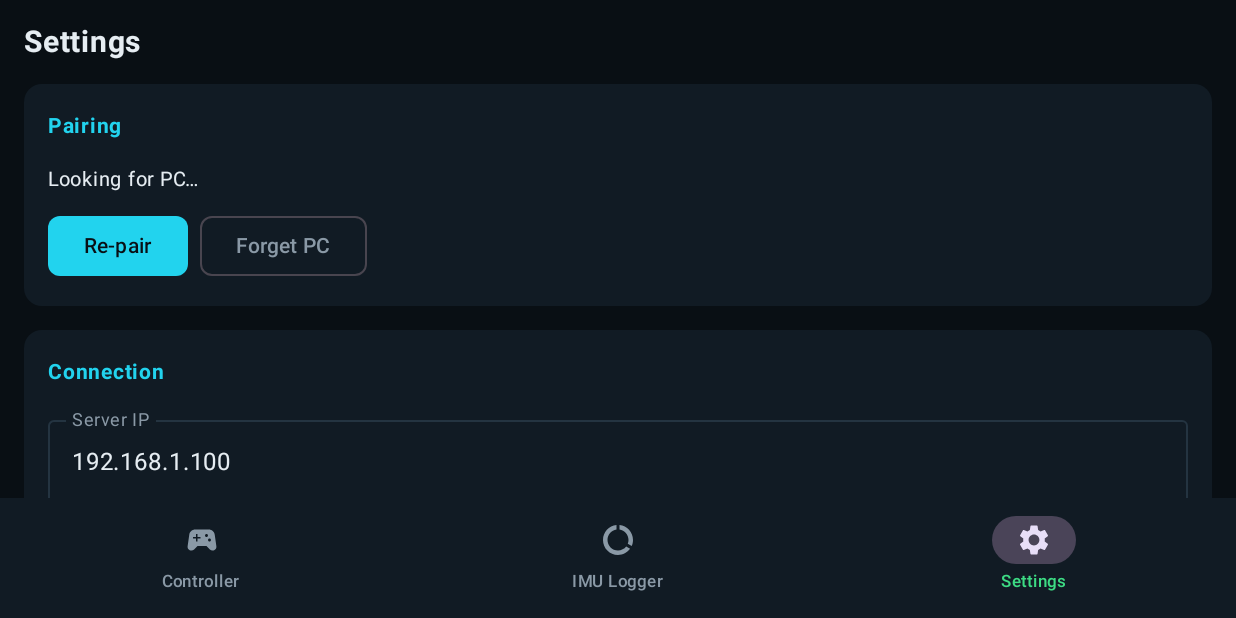
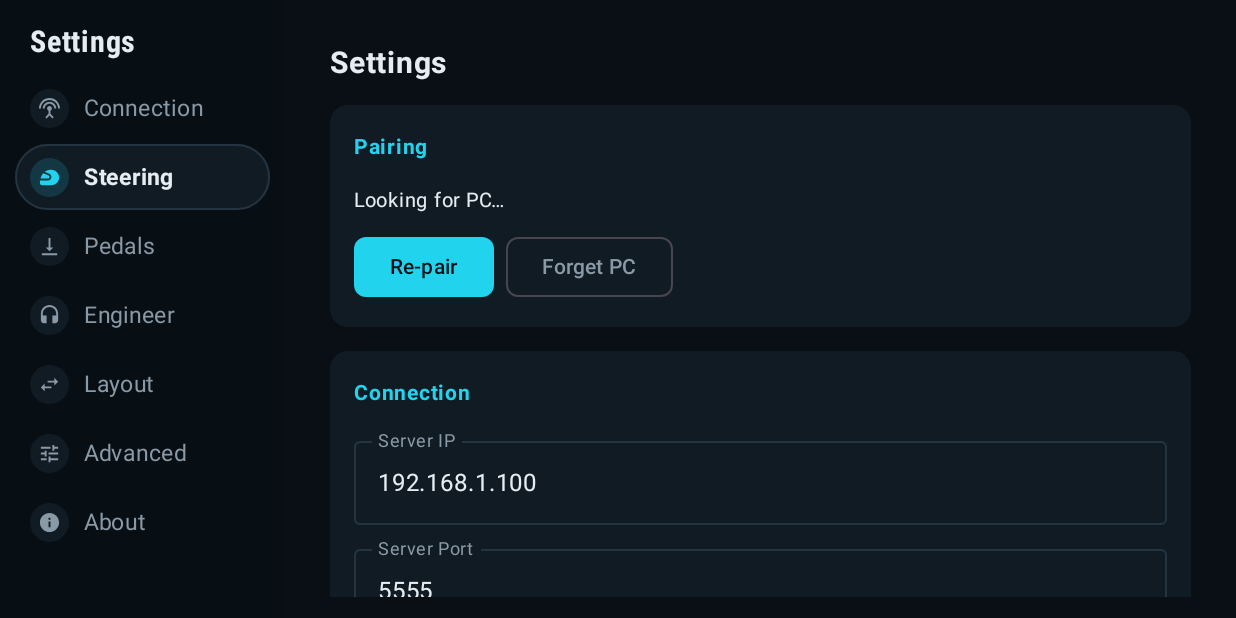
Before and after one commit to VictorBashayi/fulllock, an Android app built with Jetpack Compose: the SettingsScreen screen opened through its navigation route, on a phone screen of 824 x 412 dp (held sideways). Run offline under Robolectric (Android 15) with nearby library versions, the phone set to English and light mode, and no system bars; libraries missing offline, so code that uses them is left out: com.google.zxing.client, com.journeyapps.barcodescanner; 1 statement that could not run was skipped.

Commit message:
feat(phone): two-pane settings shell, no bottom bar

```diff
--- a/android/app/src/main/java/com/f1controller/MainActivity.kt
+++ b/android/app/src/main/java/com/f1controller/MainActivity.kt
@@ -55,6 +55,9 @@ import com.f1controller.network.shouldSwitchServer
 import com.f1controller.sensor.SensorLogger
 import com.f1controller.ui.*
 import com.f1controller.ui.theme.F1ControllerTheme
+import com.f1controller.ui.settings.SettingsPage
+import com.f1controller.ui.settings.startPage
+import androidx.compose.runtime.saveable.rememberSaveable
 
 /**
  * Main entry point for F1 Phone Controller.
@@ -392,12 +395,6 @@ class MainActivity : ComponentActivity(), SensorEventListener {
 
 // ---- Navigation ----
 
-enum class NavTab(val route: String, val label: String, val icon: ImageVector) {
-    CONTROLLER("controller", "Controller", Icons.Default.SportsEsports),
-    LOGGER("logger", "IMU Logger", Icons.Default.DataUsage),
-    SETTINGS("settings", "Settings", Icons.Default.Settings),
-}
-
 @OptIn(ExperimentalMaterial3Api::class)
 @Composable
 fun F1ControllerApp(
@@ -438,58 +435,36 @@ fun F1ControllerApp(
     val openSheet = { pairingUi.error = null; pairingUi.sheetOpen = true }
     val navController = rememberNavController()
     val radioCall by engineerRadio.current.collectAsState()
-    val currentBackStack by navController.currentBackStackEntryAsState()
-    val currentRoute = currentBackStack?.destination?.route
+    // Hoisted above the NavHost so a trip to the IMU logger comes back to the same page
+    var settingsPage by rememberSaveable { mutableStateOf<SettingsPage?>(null) }
+    val paired = pairingUi.status != PairingStatus.NEEDS_PAIRING
 
-    fun navigateTo(route: String) {
-        if (currentRoute != route) {
-            navController.navigate(route) {
-                popUpTo(navController.graph.startDestinationId) { saveState = true }
-                launchSingleTop = true
-                restoreState = true
-            }
-        }
-    }
-
-    Scaffold(
-        bottomBar = {
-            // The controller screen is full-screen; it has its own settings button
-            if (currentRoute != NavTab.CONTROLLER.route) NavigationBar(
-                containerColor = MaterialTheme.colorScheme.surface,
-                tonalElevation = 0.dp
-            ) {
-                NavTab.entries.forEach { tab ->
-                    NavigationBarItem(
-                        selected = currentRoute == tab.route,
-                        onClick = { navigateTo(tab.route) },
-                        icon = { Icon(tab.icon, contentDescription = tab.label) },
-                        label = { Text(tab.label, fontSize = 11.sp) },
-                    )
-                }
-            }
-        }
-    ) { padding ->
-        NavHost(
-            navController = navController,
-            startDestination = NavTab.CONTROLLER.route,
-            modifier = Modifier.padding(padding)
-        ) {
-            composable(NavTab.CONTROLLER.route) {
+    NavHost(navController = navController, startDestination = ROUTE_CONTROLLER) {
+        composable(ROUTE_CONTROLLER) {
             ControllerScreen(
                 transport = transport,
                 onSteeringAngleDisplay = { steeringProcessor.currentAngleDeg },
                 lockAngleDeg = { steeringProcessor.lockAngleDeg },
                 pedalSettings = pedalSettings,
                 radioCall = radioCall,
-                    onOpenSettings = { navigateTo(NavTab.SETTINGS.route) },
+                onOpenSettings = {
+                    settingsPage = startPage(paired, settingsPage)
+                    navController.navigate(ROUTE_SETTINGS) { launchSingleTop = true }
+                },
                 pairingStatus = pairingUi.status,
                 onRepair = openSheet,
             )
         }
-            composable(NavTab.LOGGER.route) {
+        composable(ROUTE_LOGGER) {
             LoggerScreen(sensorLogger = sensorLogger)
         }
-            composable(NavTab.SETTINGS.route) {
+        composable(ROUTE_SETTINGS) {
+            val page = settingsPage ?: startPage(paired, null)
+            com.f1controller.ui.settings.SettingsScreen(
+                page = page,
+                onPage = { settingsPage = it },
+                pageContent = { _ ->
+                    // Pages not rebuilt yet show the old single-page settings
                     SettingsScreen(
                         transport = transport,
                         steeringProcessor = steeringProcessor,
@@ -501,7 +476,12 @@ fun F1ControllerApp(
                         onRepair = openSheet,
                         onForget = onForgetPc,
                     )
+                },
+            )
         }
     }
 }
-}
+
+private const val ROUTE_CONTROLLER = "controller"
+private const val ROUTE_SETTINGS = "settings"
+private const val ROUTE_LOGGER = "logger"
--- /dev/null
+++ b/android/app/src/main/java/com/f1controller/ui/settings/SettingsLogic.kt
@@ -0,0 +1,25 @@
+package com.f1controller.ui.settings
+
+import androidx.compose.material.icons.Icons
+import androidx.compose.material.icons.filled.Headset
+import androidx.compose.material.icons.filled.Info
+import androidx.compose.material.icons.filled.SettingsInputAntenna
+import androidx.compose.material.icons.filled.SportsMotorsports
+import androidx.compose.material.icons.filled.SwapHoriz
+import androidx.compose.material.icons.filled.Tune
+import androidx.compose.material.icons.filled.VerticalAlignBottom
+import androidx.compose.ui.graphics.vector.ImageVector
+
+enum class SettingsPage(val label: String, val icon: ImageVector) {
+    CONNECTION("Connection", Icons.Default.SettingsInputAntenna),
+    STEERING("Steering", Icons.Default.SportsMotorsports),
+    PEDALS("Pedals", Icons.Default.VerticalAlignBottom),
+    ENGINEER("Engineer", Icons.Default.Headset),
+    LAYOUT("Layout", Icons.Default.SwapHoriz),
+    ADVANCED("Advanced", Icons.Default.Tune),
+    ABOUT("About", Icons.Default.Info),
+}
+
+/** Unpaired users land on Connection; otherwise the page they last used this session, else Steering. */
+fun startPage(paired: Boolean, last: SettingsPage?): SettingsPage =
+    if (!paired) SettingsPage.CONNECTION else last ?: SettingsPage.STEERING
--- /dev/null
+++ b/android/app/src/main/java/com/f1controller/ui/settings/SettingsScreen.kt
@@ -0,0 +1,73 @@
+package com.f1controller.ui.settings
+
+import androidx.compose.foundation.background
+import androidx.compose.foundation.border
+import androidx.compose.foundation.clickable
+import androidx.compose.foundation.layout.*
+import androidx.compose.foundation.shape.CircleShape
+import androidx.compose.foundation.shape.RoundedCornerShape
+import androidx.compose.material3.Icon
+import androidx.compose.material3.Text
+import androidx.compose.runtime.Composable
+import androidx.compose.ui.Alignment
+import androidx.compose.ui.Modifier
+import androidx.compose.ui.graphics.Brush
+import androidx.compose.ui.text.font.FontWeight
+import androidx.compose.ui.unit.dp
+import androidx.compose.ui.unit.sp
+import com.f1controller.ui.theme.Condensed
+import com.f1controller.ui.theme.Palette
+
+/** Two-pane Settings: page list on the left, the chosen page on the right. */
+@Composable
+fun SettingsScreen(
+    page: SettingsPage,
+    onPage: (SettingsPage) -> Unit,
+    pageContent: @Composable (SettingsPage) -> Unit,
+) {
+    Row(
+        Modifier
+            .fillMaxSize()
+            .background(Brush.radialGradient(listOf(Palette.BgCenter, Palette.BgEdge)))
+            .systemBarsPadding()
+    ) {
+        Column(
+            Modifier.width(190.dp).fillMaxHeight().background(Palette.BgEdge.copy(alpha = 0.55f)).padding(10.dp),
+            verticalArrangement = Arrangement.spacedBy(2.dp)
+        ) {
+            Text("Settings", fontFamily = Condensed, fontSize = 20.sp, color = Palette.Text,
+                modifier = Modifier.padding(start = 10.dp, top = 6.dp, bottom = 8.dp))
+            SettingsPage.entries.forEach { p -> RailItem(p, p == page) { onPage(p) } }
+        }
+        Row(Modifier.weight(1f).fillMaxHeight().padding(14.dp), horizontalArrangement = Arrangement.spacedBy(14.dp)) {
+            pageContent(page)
+        }
+    }
+}
+
+@Composable
+private fun RailItem(page: SettingsPage, selected: Boolean, onClick: () -> Unit) {
+    val shape = RoundedCornerShape(50)
+    Row(
+        Modifier
+            .fillMaxWidth()
+            .heightIn(min = 44.dp)
+            .then(if (selected) Modifier.background(Palette.Panel, shape).border(1.dp, Palette.PanelBorder, shape) else Modifier)
+            .clickable(onClick = onClick)
+            .padding(horizontal = 10.dp),
+        verticalAlignment = Alignment.CenterVertically,
+        horizontalArrangement = Arrangement.spacedBy(10.dp)
+    ) {
+        Box(
+            Modifier.size(26.dp).background(if (selected) Palette.Cyan.copy(alpha = 0.15f) else Palette.Panel, CircleShape),
+            contentAlignment = Alignment.Center
+        ) {
+            Icon(page.icon, contentDescription = null, tint = if (selected) Palette.Cyan else Palette.TextDim, modifier = Modifier.size(15.dp))
+        }
+        Text(
+            page.label, fontSize = 15.sp,
+            color = if (selected) Palette.Text else Palette.TextDim,
+            fontWeight = if (selected) FontWeight.Bold else FontWeight.Normal,
+        )
+    }
+}
```
Also changed, not shown: android/app/src/main/java/com/f1controller/ui/settings/SettingsKit.kt (added, +151 -0 lines), 1 other file. Lines whose indentation alone changed are shown as unchanged.
